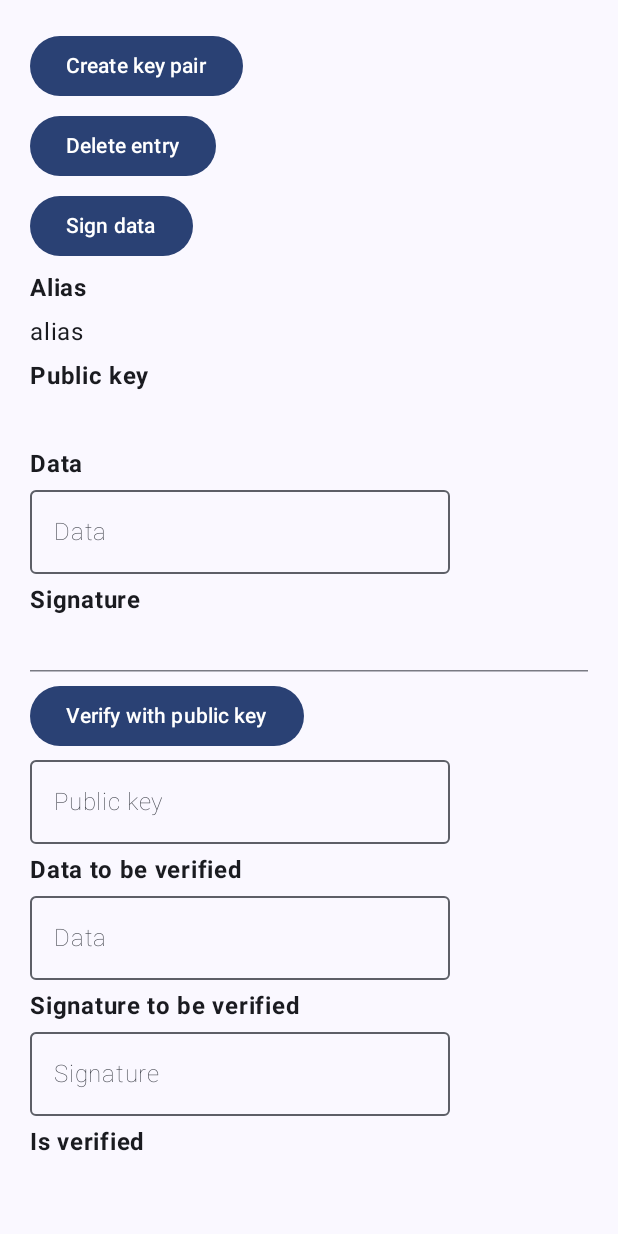
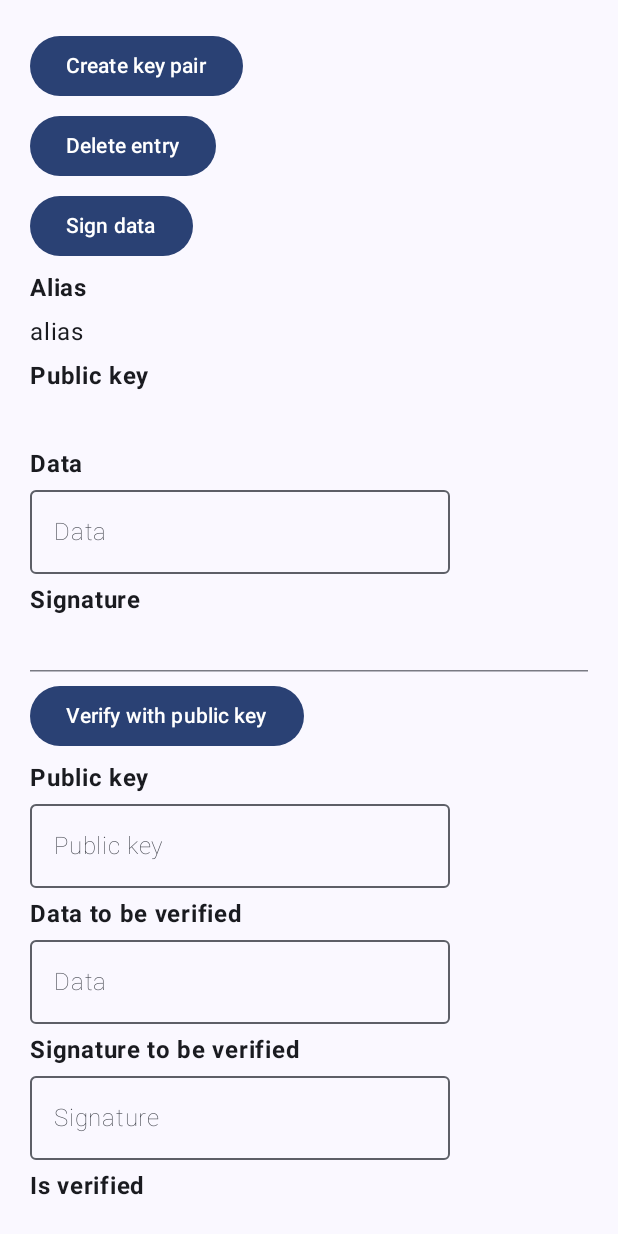
Before and after one commit to mutkuensert/AndroidSignatureExample, an Android app built with Jetpack Compose: the screen it shows after launch (MainActivity), on a phone screen of 412 x 824 dp. Run offline under Robolectric (Android 15) with nearby library versions, the light colour scheme and no system bars.

Commit message:
Add public key label

```diff
--- a/app/src/main/java/com/mutkuensert/androidkeystoreexample/MainActivity.kt
+++ b/app/src/main/java/com/mutkuensert/androidkeystoreexample/MainActivity.kt
@@ -117,6 +117,8 @@ private fun MainScreen(
             Text(text = "Verify with public key")
         }
 
+        Text(text = "Public key", fontWeight = FontWeight.Bold)
+
         OutlinedTextField(value = uiModel.externalPublicKey,
             onValueChange = onExternalPublicKeyChange,
             placeholder = {
```
